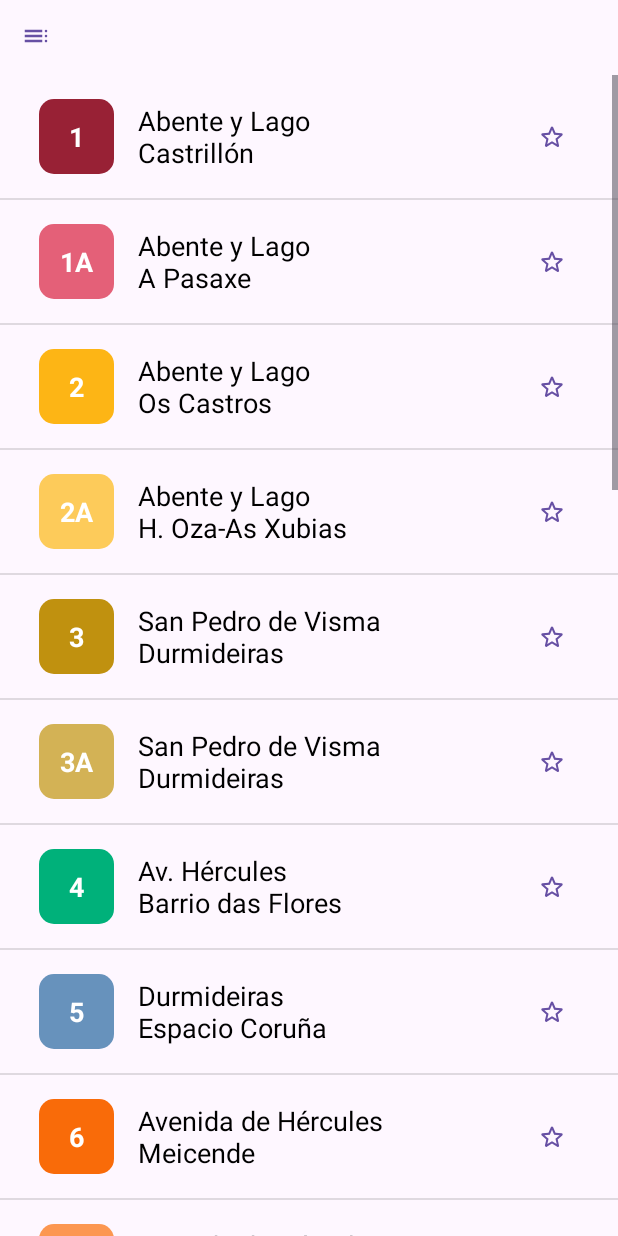
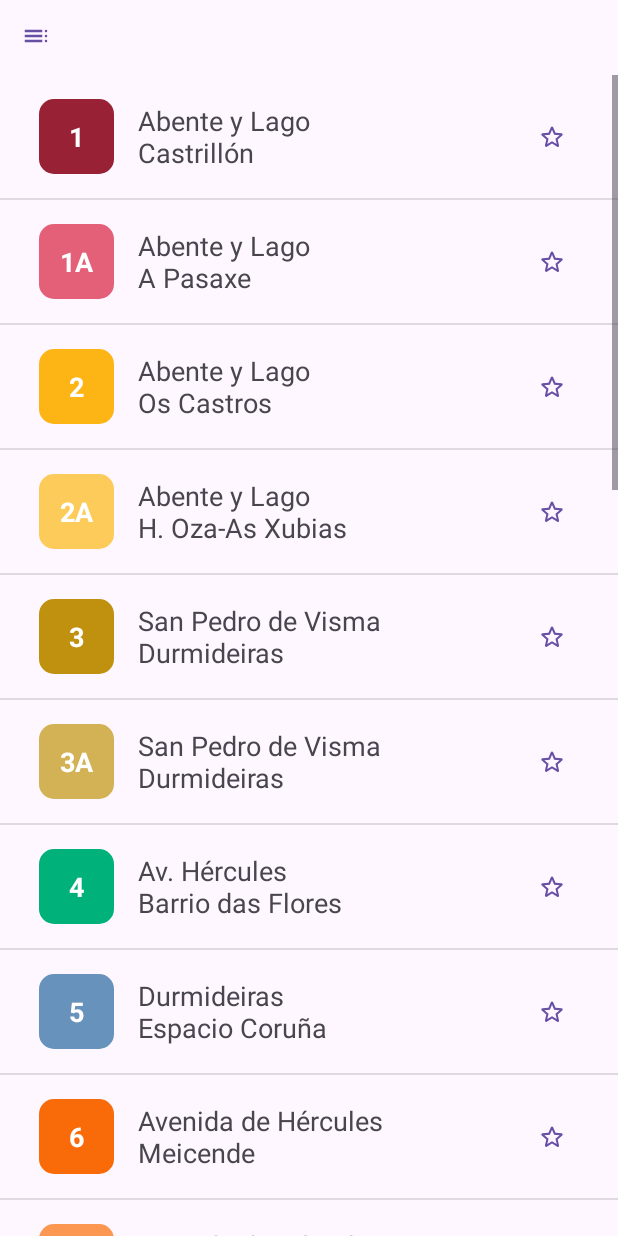
Before and after one commit to Kkaiyuanwg/Elbus, an Android app: the screen it shows after launch (MainActivity), in the side drawer, after a tap on "Líneas", on a phone screen of 412 x 824 dp. Run offline under Robolectric (Android 15) with nearby library versions, the phone set to English and light mode, and no system bars; pictures from the network do not load; Roboto replaces fonts that are not available here.

Commit message:
fixed color

```diff
--- a/app/src/main/res/layout/line_item.xml
+++ b/app/src/main/res/layout/line_item.xml
@@ -32,7 +32,6 @@
         android:layout_marginStart="16dp"
         android:text="hello"
         android:textAlignment="textStart"
-        android:textColor="#000000"
         android:textSize="18sp"
         app:layout_constraintBottom_toBottomOf="parent"
         app:layout_constraintStart_toEndOf="@+id/square"
```
